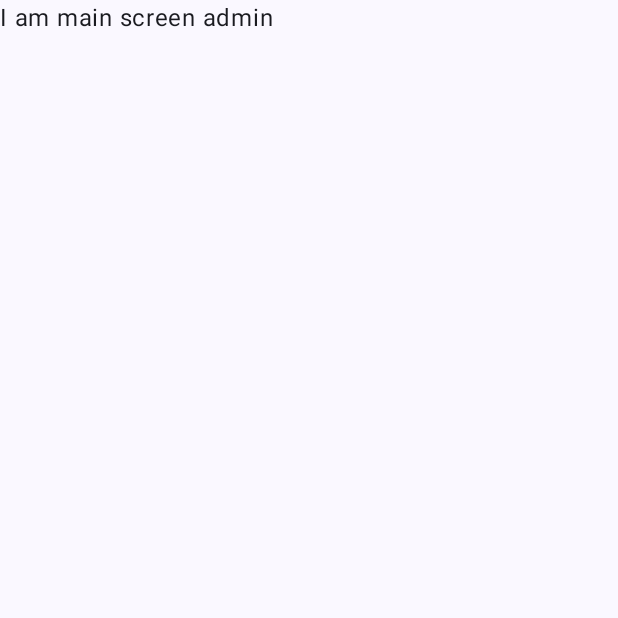
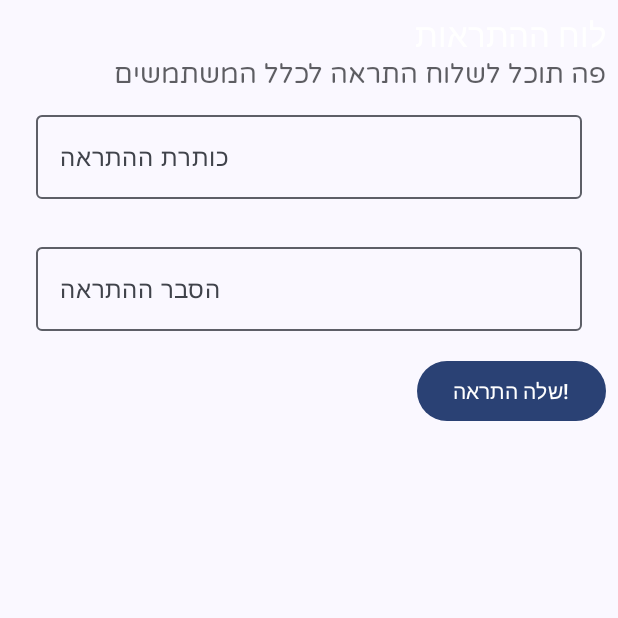
Before and after one commit to OrelsProjects/DeepSiam, an Android app built with Jetpack Compose: the composable MainScreenAdmin shown on its own in the app's theme, on a phone screen of 412 x 824 dp, the top half of it. Run offline under Robolectric (Android 15) with nearby library versions, the phone set to English and light mode, and no system bars; our stand-ins replace Dagger/Hilt's generated code; libraries missing offline, so code that uses them is left out: com.ramcosta.composedestinations; 2 statements that could not run were skipped.

Commit message:
first commit

```diff
--- a/app/build.gradle
+++ b/app/build.gradle
@@ -61,7 +61,6 @@ dependencies {
 
     implementation 'androidx.core:core-ktx:1.7.0'
     implementation "androidx.compose.ui:ui:$compose_version"
-    implementation "androidx.compose.material:material:$compose_version"
     implementation "androidx.compose.ui:ui-tooling-preview:$compose_version"
     implementation 'androidx.lifecycle:lifecycle-runtime-ktx:2.4.1'
     implementation 'androidx.activity:activity-compose:1.4.0'
--- a/app/src/main/AndroidManifest.xml
+++ b/app/src/main/AndroidManifest.xml
@@ -8,7 +8,8 @@
         android:label="@string/app_name"
         android:roundIcon="@mipmap/ic_launcher_round"
         android:supportsRtl="true"
-        android:theme="@style/Theme.DeepSiam">
+        android:theme="@style/Theme.DeepSiam"
+        android:name=".MainApplication">
         <activity
             android:name=".MainActivity"
             android:exported="true"
--- a/app/src/main/java/com/orels/deepsiam/presentation/mainscreen_admin/MainScreenAdmin.kt
+++ b/app/src/main/java/com/orels/deepsiam/presentation/mainscreen_admin/MainScreenAdmin.kt
@@ -1,7 +1,24 @@
 package com.orels.deepsiam.presentation.mainscreen_admin
 
+import androidx.compose.foundation.background
+import androidx.compose.foundation.layout.Column
+import androidx.compose.foundation.layout.fillMaxSize
+import androidx.compose.foundation.layout.fillMaxWidth
+import androidx.compose.foundation.layout.padding
+import androidx.compose.material3.Button
+import androidx.compose.material3.MaterialTheme
+import androidx.compose.material3.OutlinedTextField
 import androidx.compose.material3.Text
 import androidx.compose.runtime.Composable
+import androidx.compose.ui.Alignment
+import androidx.compose.ui.Modifier
+import androidx.compose.ui.res.stringResource
+import androidx.compose.ui.text.style.TextAlign
+import androidx.compose.ui.tooling.preview.Preview
+import androidx.compose.ui.unit.dp
+import androidx.hilt.navigation.compose.hiltViewModel
+import com.orels.deepsiam.R
+import com.orels.deepsiam.util.ui.DefaultDestinationNavigator
 import com.ramcosta.composedestinations.annotation.Destination
 import com.ramcosta.composedestinations.navigation.DestinationsNavigator
 
@@ -9,7 +26,64 @@ import com.ramcosta.composedestinations.navigation.DestinationsNavigator
 @Destination(start = true)
 fun MainScreenAdmin(
     navigator: DestinationsNavigator,
-    viewModel: MainScreenAdminViewModel
+    viewModel: MainScreenAdminViewModel = hiltViewModel()
 ) {
-    Text(text = "I am main screen admin")
+
+    val state = viewModel.state
+
+    Column(
+        horizontalAlignment = Alignment.End,
+        modifier = Modifier
+            .fillMaxSize()
+            .background(MaterialTheme.colorScheme.background)
+            .padding(8.dp)
+    ) {
+        Text(
+            text = stringResource(R.string.notification_board_title),
+            style = MaterialTheme.typography.titleLarge,
+            color = MaterialTheme.colorScheme.onPrimaryContainer,
+            textAlign = TextAlign.Right
+        )
+        Text(
+            text = stringResource(R.string.notification_board_explanation),
+            style = MaterialTheme.typography.bodySmall,
+            color = MaterialTheme.colorScheme.onBackground.copy(alpha=0.7f),
+            textAlign = TextAlign.Right
+        )
+        OutlinedTextField(
+            value = state.title,
+            maxLines = 2,
+            onValueChange = { viewModel.setTitle(it) },
+            modifier = Modifier
+                .padding(16.dp)
+                .fillMaxWidth(),
+            placeholder = {
+                Text(text = stringResource(R.string.notification_title))
+            },
+        )
+        OutlinedTextField(
+            value = state.body,
+            maxLines = 10,
+            onValueChange = { viewModel.setBody(it) },
+            modifier = Modifier
+                .padding(16.dp)
+                .fillMaxWidth(),
+            placeholder = {
+                Text(text = stringResource(R.string.notification_content))
+            },
+        )
+        Button(
+            onClick = { viewModel.sendNotification() },
+            modifier = Modifier
+//                .align()
+        ) {
+            Text(stringResource(R.string.send_notification))
+        }
+    }
 }
+
+@Preview
+@Composable
+fun MainScreenAdmin_Preview() {
+    MainScreenAdmin(DefaultDestinationNavigator())
+}
--- a/app/src/main/java/com/orels/deepsiam/presentation/mainscreen_admin/MainScreenAdminState.kt
+++ b/app/src/main/java/com/orels/deepsiam/presentation/mainscreen_admin/MainScreenAdminState.kt
@@ -1,5 +1,7 @@
 package com.orels.deepsiam.presentation.mainscreen_admin
 
 data class MainScreenAdminState (
+    var title: String = "",
+    var body: String = "",
     val error: String = "",
 )
--- a/app/src/main/java/com/orels/deepsiam/presentation/mainscreen_user/MainScreenUser.kt
+++ b/app/src/main/java/com/orels/deepsiam/presentation/mainscreen_user/MainScreenUser.kt
@@ -2,7 +2,6 @@ package com.orels.deepsiam.presentation.mainscreen_user
 
 import androidx.compose.material3.Text
 import androidx.compose.runtime.Composable
-import com.orels.deepsiam.presentation.mainscreen_admin.MainScreenAdminViewModel
 import com.ramcosta.composedestinations.annotation.Destination
 import com.ramcosta.composedestinations.navigation.DestinationsNavigator
 
@@ -10,7 +9,7 @@ import com.ramcosta.composedestinations.navigation.DestinationsNavigator
 @Destination
 fun MainScreenUser(
     navigator: DestinationsNavigator,
-    viewModel: MainScreenAdminViewModel
+    viewModel: MainScreenUserViewModel
 ) {
     Text(text = "I am main screen user")
 }
--- a/app/src/main/java/com/orels/deepsiam/ui/theme/Theme.kt
+++ b/app/src/main/java/com/orels/deepsiam/ui/theme/Theme.kt
@@ -1,7 +1,7 @@
 package com.orels.deepsiam.ui.theme
 
+import android.os.Build
 import androidx.compose.foundation.isSystemInDarkTheme
-import android.os.Build
 import androidx.compose.material3.*
 import androidx.compose.runtime.Composable
 import androidx.compose.ui.graphics.Color
--- a/app/src/main/java/com/orels/deepsiam/ui/theme/Type.kt
+++ b/app/src/main/java/com/orels/deepsiam/ui/theme/Type.kt
@@ -1,12 +1,12 @@
 package com.orels.deepsiam.ui.theme
 
-import com.orels.deepsiam.R
 import androidx.compose.material3.Typography
 import androidx.compose.ui.text.TextStyle
 import androidx.compose.ui.text.font.Font
 import androidx.compose.ui.text.font.FontFamily
 import androidx.compose.ui.text.font.FontWeight
 import androidx.compose.ui.unit.sp
+import com.orels.deepsiam.R
 
 val fontsVarelaround = FontFamily(
     Font(R.font.varelaround)
@@ -16,11 +16,11 @@ val Typography = Typography(
     bodySmall = TextStyle(
         fontFamily = fontsVarelaround,
         fontWeight = FontWeight.Normal,
-        fontSize = 20.sp
+        fontSize = 18.sp
     ),
     titleSmall = TextStyle(
         fontFamily = fontsVarelaround,
         fontWeight = FontWeight.SemiBold,
-        fontSize = 26.sp
+        fontSize = 32.sp
     )
 )
--- a/app/src/main/res/values/strings.xml
+++ b/app/src/main/res/values/strings.xml
@@ -1,3 +1,8 @@
 <resources>
     <string name="app_name">DeepSiam</string>
+    <string name="notification_board_title">לוח ההתראות</string>
+    <string name="notification_board_explanation">פה תוכל לשלוח התראה לכלל המשתמשים</string>
+    <string name="notification_title">כותרת ההתראה</string>
+    <string name="notification_content">הסבר ההתראה</string>
+    <string name="send_notification">שלה התראה!</string>
 </resources>
```
Also changed, not shown: app/src/main/java/com/orels/deepsiam/MainActivity.kt (+4 -4 lines), app/src/main/java/com/orels/deepsiam/MainApplication.kt (+5 -2 lines), app/src/main/java/com/orels/deepsiam/presentation/mainscreen_admin/MainScreenAdminViewModel.kt (+12 -0 lines).
